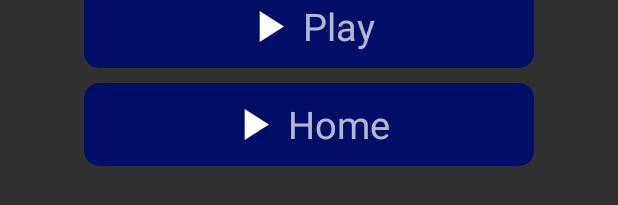
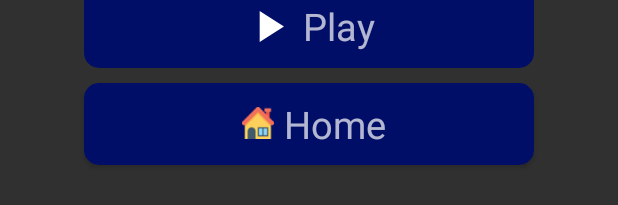
Before and after one commit to arbajmessiali/Snake, an Android app: the layout dialog_start.xml on its own in the app's theme, with its tools: preview values and no code run, on a phone screen of 412 x 824 dp. Shown: the part 525-730 px from the top of the screen. Run offline under Robolectric (Android 15) with nearby library versions, the phone set to English and light mode, and no system bars.

```diff
--- a/app/src/main/res/layout/dialog_start.xml
+++ b/app/src/main/res/layout/dialog_start.xml
@@ -126,11 +126,15 @@
                 android:layout_width="wrap_content"
                 android:layout_height="wrap_content"
                 android:orientation="horizontal">
+
                 <ImageView
                     android:id="@+id/home"
-                    android:src="@drawable/ic_baseline_play_arrow_24"
-                    android:layout_width="35dp"
-                    android:layout_height="35dp"/>
+                    android:layout_marginLeft="5dp"
+                    android:layout_marginTop="6dp"
+                    android:layout_width="24dp"
+                    android:layout_height="21dp"
+                    android:src="@drawable/home" />
+
                 <TextView
                     android:layout_marginLeft="5dp"
                     android:text="Home"
```
Also changed, not shown: app/src/main/java/com/example/myapplication/MainActivity.java (+15 -0 lines), app/src/main/res/drawable/home.png (added).
